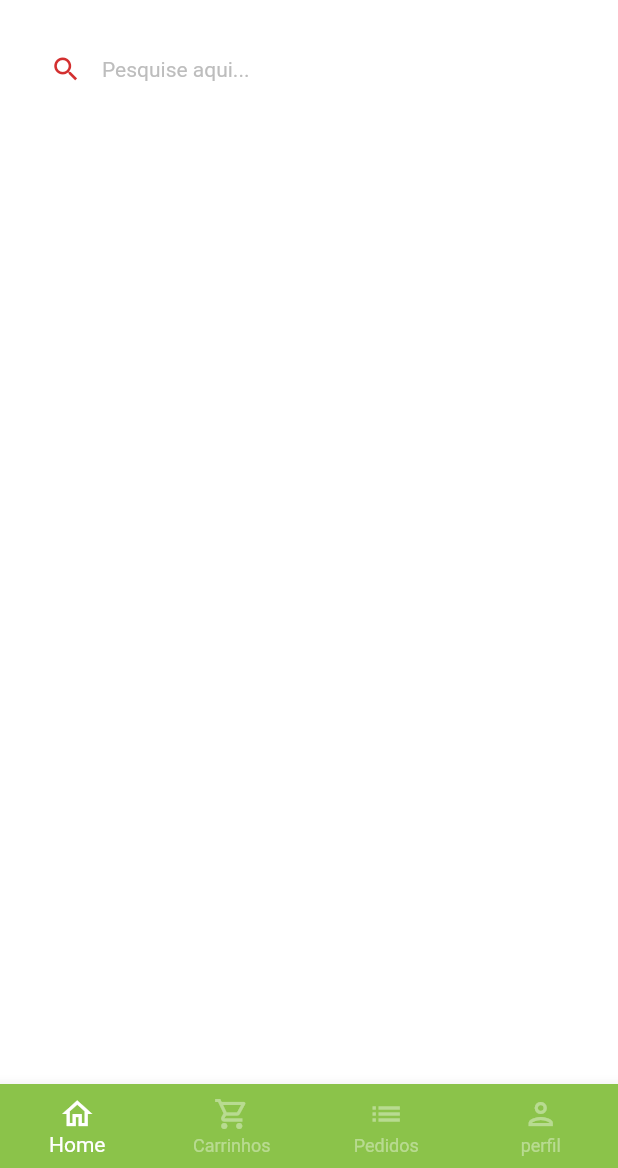
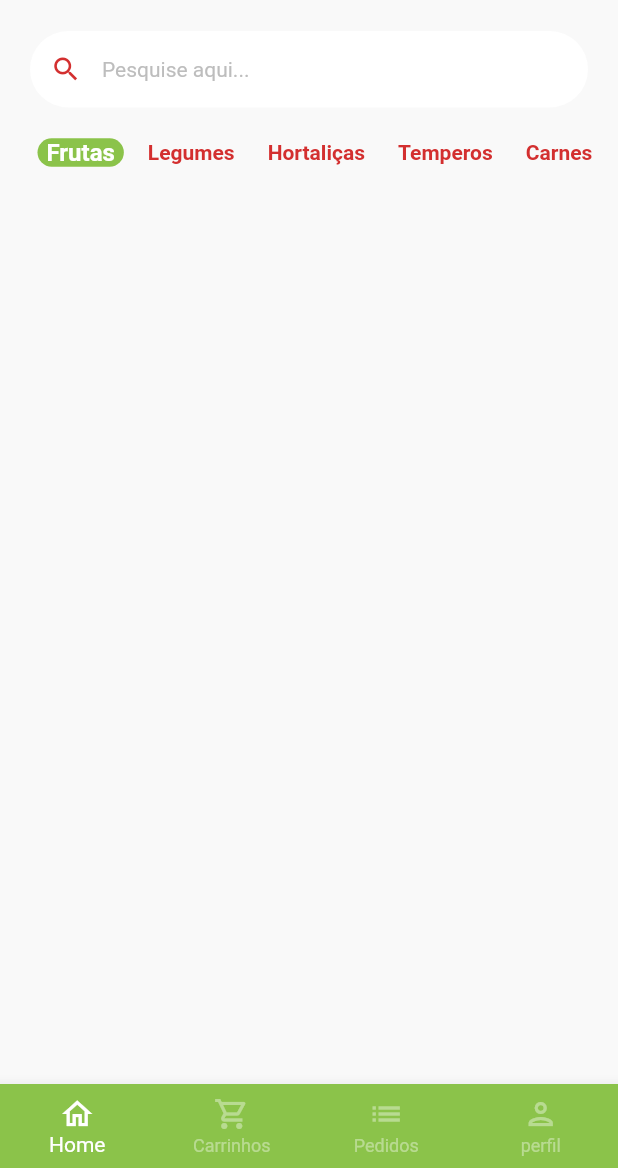
Before and after one commit to AdrianoRAV/e-commerce-front, a Flutter app: the screen it shows after launch, after a tap on "Entrar", on a phone screen of 412 x 824 dp, the part 68-1236 px from its top. Run offline on Flutter 3.47's test engine with Material 2 defaults, Android fonts, the phone set to English and light mode, and no system bars; drawn by our look-alikes of badges; our stand-ins replace animated_text_kit, mask_text_input_formatter.

Commit message:
design categoria

```diff
--- a/lib/main.dart
+++ b/lib/main.dart
@@ -17,7 +17,7 @@ class MyApp extends StatelessWidget {
       theme: ThemeData(
 
         primarySwatch: CustomColors.customSwatchColor,
-        scaffoldBackgroundColor: Colors.white.withAlpha(190),
+        scaffoldBackgroundColor: Colors.grey.withAlpha(1799),
       ),
       debugShowCheckedModeBanner: false,
       home: const SignInScreen(),
--- /dev/null
+++ b/lib/src/Home/components/category_tyle.dart
@@ -0,0 +1,42 @@
+import 'package:flutter/cupertino.dart';
+import 'package:flutter/material.dart';
+import 'package:quitanda/src/config/custom_colors.dart';
+
+class CategoryTile extends StatelessWidget {
+  const CategoryTile({
+    Key? key,
+    required this.category,
+    required this.isSelected,
+    required this.onPressed,
+  }) : super(key: key);
+
+  final String category;
+  final bool isSelected;
+  final VoidCallback onPressed;
+
+  @override
+  Widget build(BuildContext context) {
+    return GestureDetector(
+      onTap: onPressed,
+      child: Align(
+        alignment: Alignment.center,
+        child: Container(
+          padding: const EdgeInsets.symmetric(horizontal: 6),
+          decoration: BoxDecoration(
+            borderRadius: BorderRadius.circular(10),
+            color:
+                isSelected ? CustomColors.customSwatchColor : Colors.transparent,
+          ),
+          child: Text(
+            category,
+            style: TextStyle(
+              color: isSelected ? Colors.white : CustomColors.customContrastColor,
+              fontWeight: FontWeight.bold,
+              fontSize: isSelected ? 16 : 14,
+            ),
+          ),
+        ),
+      ),
+    );
+  }
+}
--- a/lib/src/Home/home_tab.dart
+++ b/lib/src/Home/home_tab.dart
@@ -1,11 +1,26 @@
 import 'package:badges/badges.dart';
 import 'package:flutter/material.dart';
-import 'package:flutter/src/foundation/key.dart';
-import 'package:flutter/src/widgets/framework.dart';
 import 'package:quitanda/src/config/custom_colors.dart';
 
-class HomeTab extends StatelessWidget {
-  const HomeTab({Key? key}) : super(key: key);
+import 'components/category_tyle.dart';
+
+class HomeTab extends StatefulWidget {
+  HomeTab({Key? key}) : super(key: key);
+
+  @override
+  State<HomeTab> createState() => _HomeTabState();
+}
+
+class _HomeTabState extends State<HomeTab> {
+  List<String> categories = [
+    'Frutas',
+    'Legumes',
+    'Hortaliças',
+    'Temperos',
+    'Carnes',
+  ];
+
+  String selectedCategory = 'Frutas';
 
   @override
   Widget build(BuildContext context) {
@@ -63,14 +78,9 @@ class HomeTab extends StatelessWidget {
           ),
         ],
       ),
-
-
       body: Column(
         children: [
-
-      // Campo de pesquisa
-
-
+          // Campo de pesquisa
 
           Padding(
             padding: const EdgeInsets.symmetric(
@@ -102,10 +112,32 @@ class HomeTab extends StatelessWidget {
               ),
             ),
           ),
+
+          // Caegorias
+
+          Container(
+            padding: const EdgeInsets.only(left: 25),
+            height: 40,
+            child: ListView.separated(
+              scrollDirection: Axis.horizontal,
+                itemBuilder: (_,index){
+                  return CategoryTile(
+                    onPressed: () {
+                      setState(() {
+                        selectedCategory = categories[index];
+                      });
+                    },
+                    category: categories[index],
+                    isSelected: categories[index] == selectedCategory,
+                  );
+                },
+                separatorBuilder: (_, index) => const SizedBox(
+                      width: 10,
+                    ),
+                itemCount: categories.length),
+          ),
         ],
       ),
-
-      // Caegorias
 
       // Grid
     );
--- a/lib/src/base/base_screen.dart
+++ b/lib/src/base/base_screen.dart
@@ -19,7 +19,7 @@ class _BaseScreenState extends State<BaseScreen> {
         physics: const NeverScrollableScrollPhysics(),
         controller: pageController,
         children: [
-          const HomeTab(),
+          HomeTab(),
           //Container(color: Colors.red),
           Container(color: Colors.blue),
           Container(color: Colors.yellow),
```
